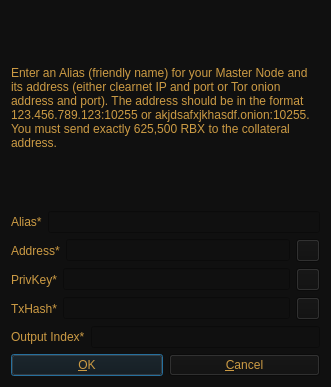
Qt form src/qt/forms/addeditadrenalinenode.ui (Rubixblockchain/Rubix) before a commit.
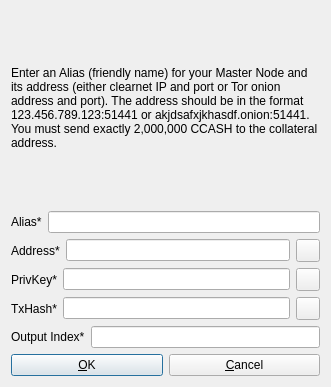
The same form after that commit. Icons and pictures are not drawn.

Patch:
```diff
--- a/src/qt/forms/addeditadrenalinenode.ui
+++ b/src/qt/forms/addeditadrenalinenode.ui
@@ -14,8 +14,7 @@
    <string>Add/Edit RuBiX Node</string>
   </property>
   <property name="styleSheet">
-   <string notr="true">color: rgb(204, 155, 68);
-background-color: rgb(16, 16, 16);</string>
+   <string notr="true"/>
   </property>
   <property name="modal">
    <bool>true</bool>
@@ -30,7 +29,7 @@
       </sizepolicy>
      </property>
      <property name="text">
-      <string>&lt;html&gt;&lt;head/&gt;&lt;body&gt;&lt;p&gt;Enter an Alias (friendly name) for your Master Node and its address (either clearnet IP and port or Tor onion address and port). The address should be in the format 123.456.789.123:10255 or akjdsafxjkhasdf.onion:10255. You must send exactly 625,500 RBX to the collateral address.&lt;/p&gt;&lt;/body&gt;&lt;/html&gt;</string>
+      <string>&lt;html&gt;&lt;head/&gt;&lt;body&gt;&lt;p&gt;Enter an Alias (friendly name) for your Master Node and its address (either clearnet IP and port or Tor onion address and port). The address should be in the format 123.456.789.123:51441 or akjdsafxjkhasdf.onion:51441. You must send exactly 2,000,000 CCASH to the collateral address.&lt;/p&gt;&lt;/body&gt;&lt;/html&gt;</string>
      </property>
      <property name="wordWrap">
       <bool>true</bool>
```
